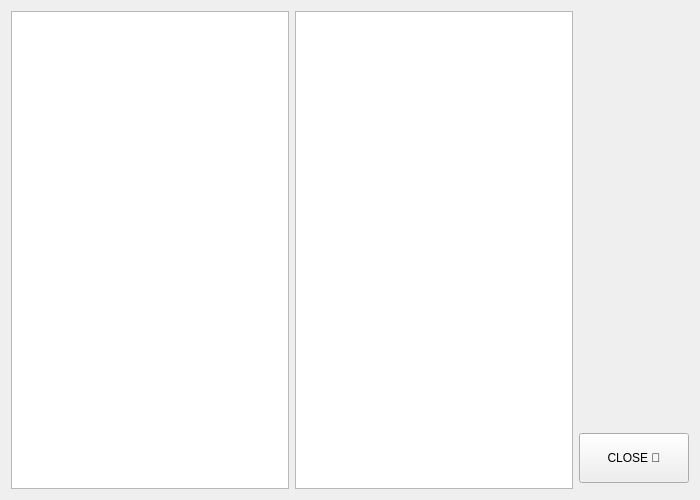
Qt form Chat-Application/showcontact.ui (verina101/Chat-Application) before a commit.
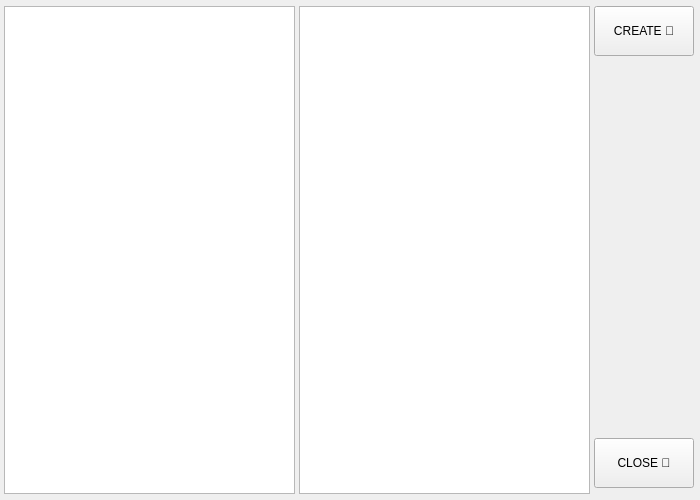
The same form after that commit.

```diff
--- a/Chat-Application/showcontact.ui
+++ b/Chat-Application/showcontact.ui
@@ -29,6 +29,21 @@
    <string notr="true"/>
   </property>
   <layout class="QHBoxLayout" name="horizontalLayout">
+   <property name="spacing">
+    <number>4</number>
+   </property>
+   <property name="leftMargin">
+    <number>4</number>
+   </property>
+   <property name="topMargin">
+    <number>6</number>
+   </property>
+   <property name="rightMargin">
+    <number>6</number>
+   </property>
+   <property name="bottomMargin">
+    <number>6</number>
+   </property>
    <item>
     <widget class="QListWidget" name="listWidget">
      <property name="styleSheet">
@@ -47,6 +62,19 @@
      <property name="bottomMargin">
       <number>6</number>
      </property>
+     <item>
+      <widget class="QPushButton" name="pushButton_creategroupChat">
+       <property name="minimumSize">
+        <size>
+         <width>100</width>
+         <height>50</height>
+        </size>
+       </property>
+       <property name="text">
+        <string>CREATE 🤩</string>
+       </property>
+      </widget>
+     </item>
      <item>
       <spacer name="verticalSpacer">
        <property name="orientation">
@@ -64,7 +92,7 @@
       <widget class="QPushButton" name="pushButton">
        <property name="minimumSize">
         <size>
-         <width>110</width>
+         <width>100</width>
          <height>50</height>
         </size>
        </property>
```
